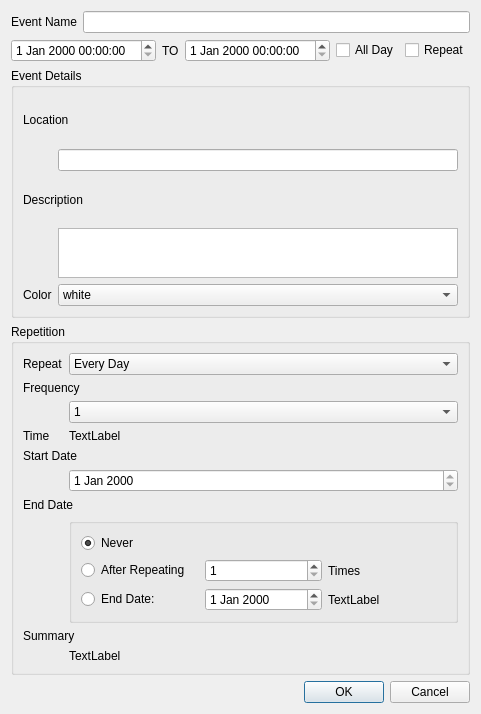
Before: the Qt Designer form editeventdialog.ui in Lucinda-Aemilia/Calendar, drawn with Qt 5.
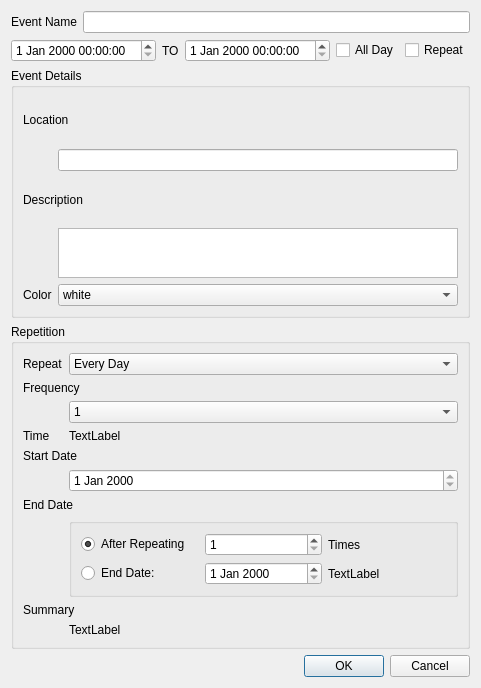
After: the same form once the commit is applied.

Commit message: 写了一些edit repeat，现在尝试改名

What changed in the file:
```diff
--- a/editeventdialog.ui
+++ b/editeventdialog.ui
@@ -296,16 +296,6 @@
          <string/>
         </property>
         <layout class="QVBoxLayout" name="verticalLayout">
-         <item>
-          <widget class="QRadioButton" name="repeatNeverRadioButton">
-           <property name="text">
-            <string>Never</string>
-           </property>
-           <property name="checked">
-            <bool>true</bool>
-           </property>
-          </widget>
-         </item>
          <item>
           <layout class="QHBoxLayout" name="horizontalLayout_5">
            <item>
@@ -313,6 +303,9 @@
              <property name="text">
               <string>After Repeating</string>
              </property>
+             <property name="checked">
+              <bool>true</bool>
+             </property>
             </widget>
            </item>
            <item>
```
The commit also changes 7 other files.
